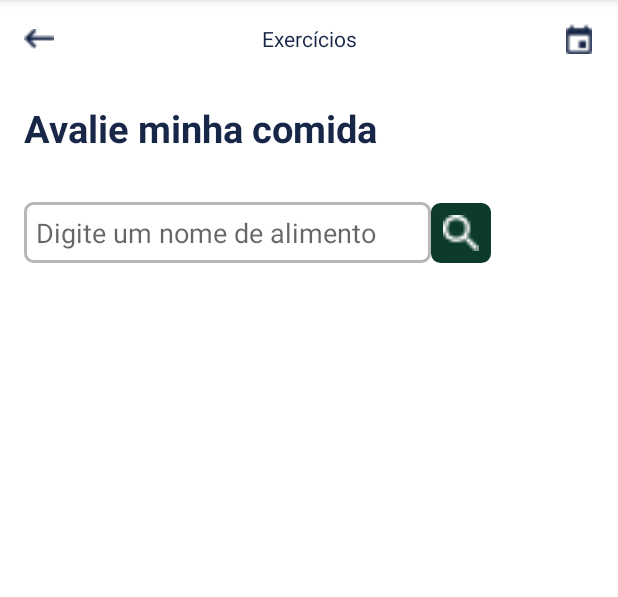
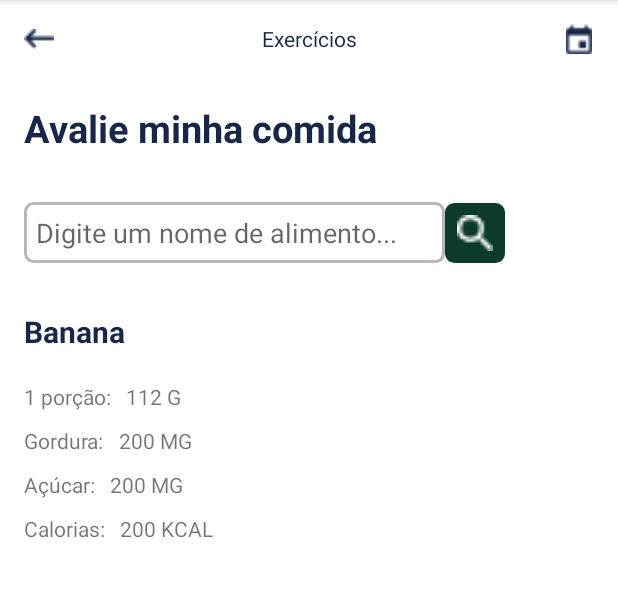
Before and after one commit to EduFZ/Saude_E_Ponto_Android, an Android app: the InfoAlimentos screen opened directly, with no data from a screen before it, on a phone screen of 412 x 824 dp, the part 84-681 px from its top. Run offline under Robolectric (Android 15) with nearby library versions, the phone set to English and light mode, and no system bars.

Commit message:
Finalizado estilização da activity info_alimentacao

```diff
--- a/app/src/main/res/layout/activity_info_alimentos.xml
+++ b/app/src/main/res/layout/activity_info_alimentos.xml
@@ -51,7 +51,7 @@
         android:layout_width="wrap_content"
         android:layout_height="wrap_content"
         android:background="@drawable/input_customs"
-        android:hint="Digite um nome de alimento "
+        android:hint="Digite um nome de alimento..."
         app:layout_constraintStart_toStartOf="parent"
         app:layout_constraintTop_toBottomOf="@id/txt_title_comida"
         android:paddingEnd="32dp"
@@ -79,4 +79,89 @@
 
     </androidx.constraintlayout.widget.ConstraintLayout>
 
+    <TextView
+        android:id="@+id/nome_fruta"
+        android:layout_width="wrap_content"
+        android:layout_height="wrap_content"
+        android:text="Banana"
+        android:textStyle="bold"
+        android:textSize="20sp"
+        android:textColor="#182748"
+        app:layout_constraintStart_toStartOf="parent"
+        app:layout_constraintTop_toBottomOf="@id/edt_alimento"
+        android:layout_marginTop="32dp"/>
+
+    <TextView
+        android:id="@+id/porcao_fruta"
+        android:layout_width="wrap_content"
+        android:layout_height="wrap_content"
+        app:layout_constraintTop_toBottomOf="@id/nome_fruta"
+        app:layout_constraintStart_toStartOf="parent"
+        android:text="1 porção:"
+        android:layout_marginTop="20dp"/>
+
+    <TextView
+        android:id="@+id/qnt_porcao"
+        android:layout_width="wrap_content"
+        android:layout_height="wrap_content"
+        app:layout_constraintTop_toTopOf="@id/porcao_fruta"
+        app:layout_constraintStart_toEndOf="@id/porcao_fruta"
+        android:text="112 G"
+        android:layout_marginStart="10dp"/>
+
+    <TextView
+        android:id="@+id/gordura_fruta"
+        android:layout_width="wrap_content"
+        android:layout_height="wrap_content"
+        app:layout_constraintTop_toBottomOf="@id/porcao_fruta"
+        app:layout_constraintStart_toStartOf="parent"
+        android:text="Gordura:"
+        android:layout_marginTop="10dp"/>
+
+    <TextView
+        android:id="@+id/qnt_gordura"
+        android:layout_width="wrap_content"
+        android:layout_height="wrap_content"
+        app:layout_constraintTop_toTopOf="@id/gordura_fruta"
+        app:layout_constraintStart_toEndOf="@id/gordura_fruta"
+        android:text="200 MG"
+        android:layout_marginStart="10dp"/>
+
+    <TextView
+        android:id="@+id/acucar_fruta"
+        android:layout_width="wrap_content"
+        android:layout_height="wrap_content"
+        app:layout_constraintTop_toBottomOf="@id/gordura_fruta"
+        app:layout_constraintStart_toStartOf="parent"
+        android:text="Açúcar:"
+        android:layout_marginTop="10dp"/>
+
+    <TextView
+        android:id="@+id/qnt_acucar"
+        android:layout_width="wrap_content"
+        android:layout_height="wrap_content"
+        app:layout_constraintTop_toTopOf="@id/acucar_fruta"
+        app:layout_constraintStart_toEndOf="@id/acucar_fruta"
+        android:text="200 MG"
+        android:layout_marginStart="10dp"/>
+
+    <TextView
+        android:id="@+id/calorias_fruta"
+        android:layout_width="wrap_content"
+        android:layout_height="wrap_content"
+        app:layout_constraintTop_toBottomOf="@id/acucar_fruta"
+        app:layout_constraintStart_toStartOf="parent"
+        android:text="Calorias:"
+        android:layout_marginTop="10dp"/>
+
+    <TextView
+        android:id="@+id/qnt_calorias"
+        android:layout_width="wrap_content"
+        android:layout_height="wrap_content"
+        app:layout_constraintTop_toTopOf="@id/calorias_fruta"
+        app:layout_constraintStart_toEndOf="@id/calorias_fruta"
+        android:text="200 KCAL"
+        android:layout_marginStart="10dp"/>
+
+
 </androidx.constraintlayout.widget.ConstraintLayout>
```
